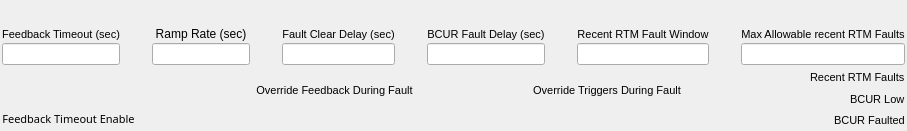
Before: the Qt Designer form new_look/rtm_faults.ui in cristinasewell/ATCA_PyDM_Screens, drawn with Qt 5.
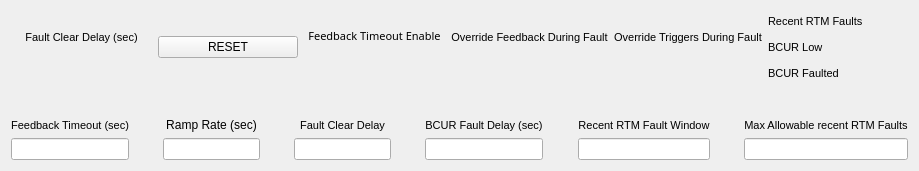
After: the same form once the commit is applied. Custom widgets are drawn as their Qt base class.

Commit message: FIX - fix layout for rtm waveforms

What changed in the file:
```diff
--- a/new_look/rtm_faults.ui
+++ b/new_look/rtm_faults.ui
@@ -6,30 +6,381 @@
    <rect>
     <x>0</x>
     <y>0</y>
-    <width>907</width>
-    <height>131</height>
+    <width>919</width>
+    <height>171</height>
    </rect>
   </property>
   <property name="windowTitle">
    <string>Form</string>
   </property>
-  <layout class="QGridLayout" name="gridLayout_2">
-   <property name="leftMargin">
-    <number>2</number>
-   </property>
-   <property name="topMargin">
-    <number>2</number>
-   </property>
-   <property name="rightMargin">
-    <number>2</number>
-   </property>
-   <property name="bottomMargin">
-    <number>2</number>
-   </property>
-   <property name="spacing">
-    <number>2</number>
-   </property>
-   <item row="0" column="0">
+  <layout class="QVBoxLayout" name="verticalLayout_13">
+   <item>
+    <layout class="QHBoxLayout" name="horizontalLayout">
+     <item>
+      <layout class="QVBoxLayout" name="verticalLayout_12">
+       <item>
+        <widget class="QLabel" name="label_4">
+         <property name="font">
+          <font>
+           <pointsize>8</pointsize>
+          </font>
+         </property>
+         <property name="text">
+          <string>Fault Clear Delay (sec)</string>
+         </property>
+         <property name="alignment">
+          <set>Qt::AlignBottom|Qt::AlignHCenter</set>
+         </property>
+        </widget>
+       </item>
+       <item>
+        <widget class="PyDMEnumButton" name="PyDMEnumButton_5">
+         <property name="maximumSize">
+          <size>
+           <width>16777215</width>
+           <height>48</height>
+          </size>
+         </property>
+         <property name="font">
+          <font>
+           <pointsize>8</pointsize>
+          </font>
+         </property>
+         <property name="toolTip">
+          <string/>
+         </property>
+         <property name="channel" stdset="0">
+          <string>ca://${DEVICE}:FAULTSEQ_MODE</string>
+         </property>
+         <property name="orientation" stdset="0">
+          <enum>Qt::Horizontal</enum>
+         </property>
+         <property name="marginTop" stdset="0">
+          <number>0</number>
+         </property>
+         <property name="marginBottom" stdset="0">
+          <number>0</number>
+         </property>
+         <property name="marginLeft" stdset="0">
+          <number>0</number>
+         </property>
+         <property name="marginRight" stdset="0">
+          <number>0</number>
+         </property>
+         <property name="horizontalSpacing" stdset="0">
+          <number>0</number>
+         </property>
+         <property name="verticalSpacing" stdset="0">
+          <number>0</number>
+         </property>
+        </widget>
+       </item>
+      </layout>
+     </item>
+     <item>
+      <widget class="PyDMPushButton" name="PyDMPushButton_2">
+       <property name="toolTip">
+        <string/>
+       </property>
+       <property name="text">
+        <string>RESET</string>
+       </property>
+       <property name="channel" stdset="0">
+        <string>ca://${DEVICE}:FAULTSEQ_RESET</string>
+       </property>
+      </widget>
+     </item>
+     <item>
+      <layout class="QVBoxLayout" name="verticalLayout_4">
+       <item>
+        <widget class="QLabel" name="label_2">
+         <property name="font">
+          <font>
+           <family>Arundina Sans</family>
+           <pointsize>8</pointsize>
+           <italic>false</italic>
+          </font>
+         </property>
+         <property name="text">
+          <string>Feedback Timeout Enable</string>
+         </property>
+         <property name="alignment">
+          <set>Qt::AlignBottom|Qt::AlignHCenter</set>
+         </property>
+        </widget>
+       </item>
+       <item>
+        <widget class="PyDMEnumButton" name="PyDMEnumButton">
+         <property name="minimumSize">
+          <size>
+           <width>0</width>
+           <height>0</height>
+          </size>
+         </property>
+         <property name="maximumSize">
+          <size>
+           <width>16777215</width>
+           <height>48</height>
+          </size>
+         </property>
+         <property name="font">
+          <font>
+           <pointsize>8</pointsize>
+          </font>
+         </property>
+         <property name="toolTip">
+          <string/>
+         </property>
+         <property name="channel" stdset="0">
+          <string>ca://${DEVICE}:FAULTSEQ_ENABLE_TIMEOUT</string>
+         </property>
+         <property name="orientation" stdset="0">
+          <enum>Qt::Horizontal</enum>
+         </property>
+         <property name="marginTop" stdset="0">
+          <number>0</number>
+         </property>
+         <property name="marginBottom" stdset="0">
+          <number>0</number>
+         </property>
+         <property name="marginLeft" stdset="0">
+          <number>0</number>
+         </property>
+         <property name="marginRight" stdset="0">
+          <number>0</number>
+         </property>
+         <property name="horizontalSpacing" stdset="0">
+          <number>0</number>
+         </property>
+         <property name="verticalSpacing" stdset="0">
+          <number>0</number>
+         </property>
+        </widget>
+       </item>
+      </layout>
+     </item>
+     <item>
+      <layout class="QVBoxLayout" name="verticalLayout_6">
+       <item>
+        <widget class="QLabel" name="label_6">
+         <property name="font">
+          <font>
+           <pointsize>8</pointsize>
+          </font>
+         </property>
+         <property name="text">
+          <string>Override Feedback During Fault</string>
+         </property>
+         <property name="alignment">
+          <set>Qt::AlignBottom|Qt::AlignHCenter</set>
+         </property>
+        </widget>
+       </item>
+       <item>
+        <widget class="PyDMEnumButton" name="PyDMEnumButton_4">
+         <property name="maximumSize">
+          <size>
+           <width>16777215</width>
+           <height>48</height>
+          </size>
+         </property>
+         <property name="font">
+          <font>
+           <pointsize>8</pointsize>
+          </font>
+         </property>
+         <property name="toolTip">
+          <string/>
+         </property>
+         <property name="channel" stdset="0">
+          <string>ca://${DEVICE}:FAULTSEQ_MOVE_FDBK</string>
+         </property>
+         <property name="orientation" stdset="0">
+          <enum>Qt::Horizontal</enum>
+         </property>
+         <property name="marginTop" stdset="0">
+          <number>0</number>
+         </property>
+         <property name="marginBottom" stdset="0">
+          <number>0</number>
+         </property>
+         <property name="marginLeft" stdset="0">
+          <number>0</number>
+         </property>
+         <property name="marginRight" stdset="0">
+          <number>0</number>
+         </property>
+         <property name="horizontalSpacing" stdset="0">
+          <number>0</number>
+         </property>
+         <property name="verticalSpacing" stdset="0">
+          <number>0</number>
+         </property>
+        </widget>
+       </item>
+      </layout>
+     </item>
+     <item>
+      <layout class="QVBoxLayout" name="verticalLayout_5">
+       <item>
+        <widget class="QLabel" name="label_5">
+         <property name="font">
+          <font>
+           <pointsize>8</pointsize>
+          </font>
+         </property>
+         <property name="text">
+          <string>Override Triggers During Fault</string>
+         </property>
+         <property name="alignment">
+          <set>Qt::AlignBottom|Qt::AlignHCenter</set>
+         </property>
+        </widget>
+       </item>
+       <item>
+        <widget class="PyDMEnumButton" name="PyDMEnumButton_3">
+         <property name="maximumSize">
+          <size>
+           <width>16777215</width>
+           <height>48</height>
+          </size>
+         </property>
+         <property name="font">
+          <font>
+           <pointsize>8</pointsize>
+          </font>
+         </property>
+         <property name="toolTip">
+          <string/>
+         </property>
+         <property name="channel" stdset="0">
+          <string>ca://${DEVICE}:FAULTSEQ_MOVE_TRIG</string>
+         </property>
+         <property name="orientation" stdset="0">
+          <enum>Qt::Horizontal</enum>
+         </property>
+         <property name="marginTop" stdset="0">
+          <number>0</number>
+         </property>
+         <property name="marginBottom" stdset="0">
+          <number>0</number>
+         </property>
+         <property name="marginLeft" stdset="0">
+          <number>0</number>
+         </property>
+         <property name="marginRight" stdset="0">
+          <number>0</number>
+         </property>
+         <property name="horizontalSpacing" stdset="0">
+          <number>0</number>
+         </property>
+         <property name="verticalSpacing" stdset="0">
+          <number>0</number>
+         </property>
+        </widget>
+       </item>
+      </layout>
+     </item>
+     <item>
+      <layout class="QVBoxLayout" name="verticalLayout_11">
+       <item>
+        <layout class="QHBoxLayout" name="horizontalLayout_5">
+         <item>
+          <widget class="QLabel" name="label_9">
+           <property name="font">
+            <font>
+             <pointsize>8</pointsize>
+            </font>
+           </property>
+           <property name="text">
+            <string>Recent RTM Faults</string>
+           </property>
+          </widget>
+         </item>
+         <item>
+          <widget class="PyDMLabel" name="PyDMLabel_3">
+           <property name="font">
+            <font>
+             <pointsize>8</pointsize>
+            </font>
+           </property>
+           <property name="toolTip">
+            <string/>
+           </property>
+           <property name="channel" stdset="0">
+            <string>ca://${DEVICE}:RTM_FAULTCOUNT</string>
+           </property>
+          </widget>
+         </item>
+        </layout>
+       </item>
+       <item>
+        <layout class="QHBoxLayout" name="horizontalLayout_6">
+         <item>
+          <widget class="QLabel" name="label_11">
+           <property name="font">
+            <font>
+             <pointsize>8</pointsize>
+            </font>
+           </property>
+           <property name="text">
+            <string>BCUR Low</string>
+           </property>
+          </widget>
+         </item>
+         <item>
+          <widget class="PyDMLabel" name="PyDMLabel">
+           <property name="font">
+            <font>
+             <pointsize>8</pointsize>
+            </font>
+           </property>
+           <property name="toolTip">
+            <string/>
+           </property>
+           <property name="channel" stdset="0">
+            <string>ca://${DEVICE}:BCUR_LOW</string>
+           </property>
+          </widget>
+         </item>
+        </layout>
+       </item>
+       <item>
+        <layout class="QHBoxLayout" name="horizontalLayout_7">
+         <item>
+          <widget class="QLabel" name="label_12">
+           <property name="font">
+            <font>
+             <pointsize>8</pointsize>
+            </font>
+           </property>
+           <property name="text">
+            <string>BCUR Faulted</string>
+           </property>
+          </widget>
+         </item>
+         <item>
+          <widget class="PyDMLabel" name="PyDMLabel_2">
+           <property name="font">
+            <font>
+             <pointsize>8</pointsize>
+            </font>
+           </property>
+           <property name="toolTip">
+            <string/>
+           </property>
+           <property name="channel" stdset="0">
+            <string>ca://${DEVICE}:BCUR_FLT</string>
+           </property>
+          </widget>
+         </item>
+        </layout>
+       </item>
+      </layout>
+     </item>
+    </layout>
+   </item>
+   <item>
     <layout class="QVBoxLayout" name="verticalLayout_7">
      <item>
       <layout class="QHBoxLayout" name="horizontalLayout_4">
@@ -128,14 +479,14 @@
        <item>
         <layout class="QVBoxLayout" name="verticalLayout_3">
          <item>
-          <widget class="QLabel" name="label_4">
+          <widget class="QLabel" name="label_13">
            <property name="font">
             <font>
              <pointsize>8</pointsize>
             </font>
            </property>
            <property name="text">
-            <string>Fault Clear Delay (sec)</string>
+            <string>Fault Clear Delay</string>
            </property>
            <property name="alignment">
             <set>Qt::AlignBottom|Qt::AlignHCenter</set>
@@ -302,346 +653,6 @@
        </item>
       </layout>
      </item>
-     <item>
-      <layout class="QGridLayout" name="gridLayout">
-       <item row="0" column="1">
-        <spacer name="horizontalSpacer_8">
-         <property name="orientation">
-          <enum>Qt::Horizontal</enum>
-         </property>
-         <property name="sizeHint" stdset="0">
-          <size>
-           <width>40</width>
-           <height>20</height>
-          </size>
-         </property>
-        </spacer>
-       </item>
-       <item row="0" column="4" rowspan="3">
-        <layout class="QVBoxLayout" name="verticalLayout_5">
-         <item>
-          <widget class="QLabel" name="label_5">
-           <property name="font">
-            <font>
-             <pointsize>8</pointsize>
-            </font>
-           </property>
-           <property name="text">
-            <string>Override Triggers During Fault</string>
-           </property>
-           <property name="alignment">
-            <set>Qt::AlignBottom|Qt::AlignHCenter</set>
-           </property>
-          </widget>
-         </item>
-         <item>
-          <widget class="PyDMEnumButton" name="PyDMEnumButton_3">
-           <property name="maximumSize">
-            <size>
-             <width>16777215</width>
-             <height>48</height>
-            </size>
-           </property>
-           <property name="font">
-            <font>
-             <pointsize>8</pointsize>
-            </font>
-           </property>
-           <property name="toolTip">
-            <string/>
-           </property>
-           <property name="channel" stdset="0">
-            <string>ca://${DEVICE}:FAULTSEQ_MOVE_TRIG</string>
-           </property>
-           <property name="orientation" stdset="0">
-            <enum>Qt::Horizontal</enum>
-           </property>
-           <property name="marginTop" stdset="0">
-            <number>0</number>
-           </property>
-           <property name="marginBottom" stdset="0">
-            <number>0</number>
-           </property>
-           <property name="marginLeft" stdset="0">
-            <number>0</number>
-           </property>
-           <property name="marginRight" stdset="0">
-            <number>0</number>
-           </property>
-           <property name="horizontalSpacing" stdset="0">
-            <number>0</number>
-           </property>
-           <property name="verticalSpacing" stdset="0">
-            <number>0</number>
-           </property>
-          </widget>
-         </item>
-        </layout>
-       </item>
-       <item row="1" column="6">
-        <layout class="QHBoxLayout" name="horizontalLayout_6">
-         <item>
-          <widget class="PyDMLabel" name="PyDMLabel">
-           <property name="font">
-            <font>
-             <pointsize>8</pointsize>
-            </font>
-           </property>
-           <property name="toolTip">
-            <string/>
-           </property>
-           <property name="channel" stdset="0">
-            <string>ca://${DEVICE}:BCUR_LOW</string>
-           </property>
-          </widget>
-         </item>
-         <item>
-          <widget class="QLabel" name="label_11">
-           <property name="font">
-            <font>
-             <pointsize>8</pointsize>
-            </font>
-           </property>
-           <property name="text">
-            <string>BCUR Low</string>
-           </property>
-          </widget>
-         </item>
-        </layout>
-       </item>
-       <item row="0" column="3">
-        <spacer name="horizontalSpacer_9">
-         <property name="orientation">
-          <enum>Qt::Horizontal</enum>
-         </property>
-         <property name="sizeHint" stdset="0">
-          <size>
-           <width>40</width>
-           <height>20</height>
-          </size>
-         </property>
-        </spacer>
-       </item>
-       <item row="0" column="0" rowspan="3">
-        <layout class="QVBoxLayout" name="verticalLayout_4">
-         <item>
-          <spacer name="verticalSpacer">
-           <property name="orientation">
-            <enum>Qt::Vertical</enum>
-           </property>
-           <property name="sizeHint" stdset="0">
-            <size>
-             <width>20</width>
-             <height>40</height>
-            </size>
-           </property>
-          </spacer>
-         </item>
-         <item>
-          <widget class="QLabel" name="label_2">
-           <property name="font">
-            <font>
-             <family>Arundina Sans</family>
-             <pointsize>8</pointsize>
-             <italic>false</italic>
-            </font>
-           </property>
-           <property name="text">
-            <string>Feedback Timeout Enable</string>
-           </property>
-           <property name="alignment">
-            <set>Qt::AlignBottom|Qt::AlignHCenter</set>
-           </property>
-          </widget>
-         </item>
-         <item>
-          <widget class="PyDMEnumButton" name="PyDMEnumButton">
-           <property name="minimumSize">
-            <size>
-             <width>0</width>
-             <height>0</height>
-            </size>
-           </property>
-           <property name="maximumSize">
-            <size>
-             <width>16777215</width>
-             <height>48</height>
-            </size>
-           </property>
-           <property name="font">
-            <font>
-             <pointsize>8</pointsize>
-            </font>
-           </property>
-           <property name="toolTip">
-            <string/>
-           </property>
-           <property name="channel" stdset="0">
-            <string>ca://${DEVICE}:FAULTSEQ_ENABLE_TIMEOUT</string>
-           </property>
-           <property name="orientation" stdset="0">
-            <enum>Qt::Horizontal</enum>
-           </property>
-           <property name="marginTop" stdset="0">
-            <number>0</number>
-           </property>
-           <property name="marginBottom" stdset="0">
-            <number>0</number>
-           </property>
-           <property name="marginLeft" stdset="0">
-            <number>0</number>
-           </property>
-           <property name="marginRight" stdset="0">
-            <number>0</number>
-           </property>
-           <property name="horizontalSpacing" stdset="0">
-            <number>0</number>
-           </property>
-           <property name="verticalSpacing" stdset="0">
-            <number>0</number>
-           </property>
-          </widget>
-         </item>
-        </layout>
-       </item>
-       <item row="0" column="2" rowspan="3">
-        <layout class="QVBoxLayout" name="verticalLayout_6">
-         <item>
-          <widget class="QLabel" name="label_6">
-           <property name="font">
-            <font>
-             <pointsize>8</pointsize>
-            </font>
-           </property>
-           <property name="text">
-            <string>Override Feedback During Fault</string>
-           </property>
-           <property name="alignment">
-            <set>Qt::AlignBottom|Qt::AlignHCenter</set>
-           </property>
-          </widget>
-         </item>
-         <item>
-          <widget class="PyDMEnumButton" name="PyDMEnumButton_4">
-           <property name="maximumSize">
-            <size>
-             <width>16777215</width>
-             <height>48</height>
-            </size>
-           </property>
-           <property name="font">
-            <font>
-             <pointsize>8</pointsize>
-            </font>
-           </property>
-           <property name="toolTip">
-            <string/>
-           </property>
-           <property name="channel" stdset="0">
-            <string>ca://${DEVICE}:FAULTSEQ_MOVE_FDBK</string>
-           </property>
-           <property name="orientation" stdset="0">
-            <enum>Qt::Horizontal</enum>
-           </property>
-           <property name="marginTop" stdset="0">
-            <number>0</number>
-           </property>
-           <property name="marginBottom" stdset="0">
-            <number>0</number>
-           </property>
-           <property name="marginLeft" stdset="0">
-            <number>0</number>
-           </property>
-           <property name="marginRight" stdset="0">
-            <number>0</number>
-           </property>
-           <property name="horizontalSpacing" stdset="0">
-            <number>0</number>
-           </property>
-           <property name="verticalSpacing" stdset="0">
-            <number>0</number>
-           </property>
-          </widget>
-         </item>
-        </layout>
-       </item>
-       <item row="2" column="6">
-        <layout class="QHBoxLayout" name="horizontalLayout_7">
-         <item>
-          <widget class="PyDMLabel" name="PyDMLabel_2">
-           <property name="font">
-            <font>
-             <pointsize>8</pointsize>
-            </font>
-           </property>
-           <property name="toolTip">
-            <string/>
-           </property>
-           <property name="channel" stdset="0">
-            <string>ca://${DEVICE}:BCUR_FLT</string>
-           </property>
-          </widget>
-         </item>
-         <item>
-          <widget class="QLabel" name="label_12">
-           <property name="font">
-            <font>
-             <pointsize>8</pointsize>
-            </font>
-           </property>
-           <property name="text">
-            <string>BCUR Faulted</string>
-           </property>
-          </widget>
-         </item>
-        </layout>
-       </item>
-       <item row="0" column="6">
-        <layout class="QHBoxLayout" name="horizontalLayout_5">
-         <item>
-          <widget class="PyDMLabel" name="PyDMLabel_3">
-           <property name="font">
-            <font>
-             <pointsize>8</pointsize>
-            </font>
-           </property>
-           <property name="toolTip">
-            <string/>
-           </property>
-           <property name="channel" stdset="0">
-            <string>ca://${DEVICE}:RTM_FAULTCOUNT</string>
-           </property>
-          </widget>
-         </item>
-         <item>
-          <widget class="QLabel" name="label_9">
-           <property name="font">
-            <font>
-             <pointsize>8</pointsize>
-            </font>
-           </property>
-           <property name="text">
-            <string>Recent RTM Faults</string>
-           </property>
-          </widget>
-         </item>
-        </layout>
-       </item>
-       <item row="1" column="5">
-        <spacer name="horizontalSpacer_10">
-         <property name="orientation">
-          <enum>Qt::Horizontal</enum>
-         </property>
-         <property name="sizeHint" stdset="0">
-          <size>
-           <width>40</width>
-           <height>20</height>
-          </size>
-         </property>
-        </spacer>
-       </item>
-      </layout>
-     </item>
     </layout>
    </item>
   </layout>
@@ -662,6 +673,11 @@
    <extends>QWidget</extends>
    <header>pydm.widgets.enum_button</header>
   </customwidget>
+  <customwidget>
+   <class>PyDMPushButton</class>
+   <extends>QPushButton</extends>
+   <header>pydm.widgets.pushbutton</header>
+  </customwidget>
  </customwidgets>
  <resources/>
  <connections/>
```
The commit also changes 3 other files.
